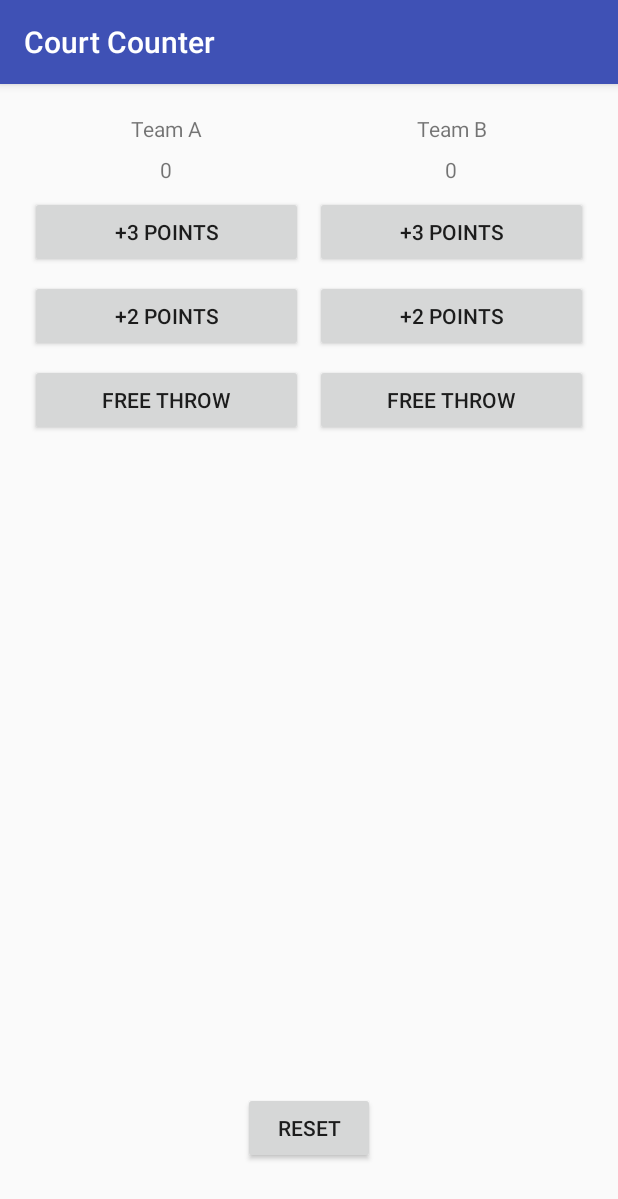
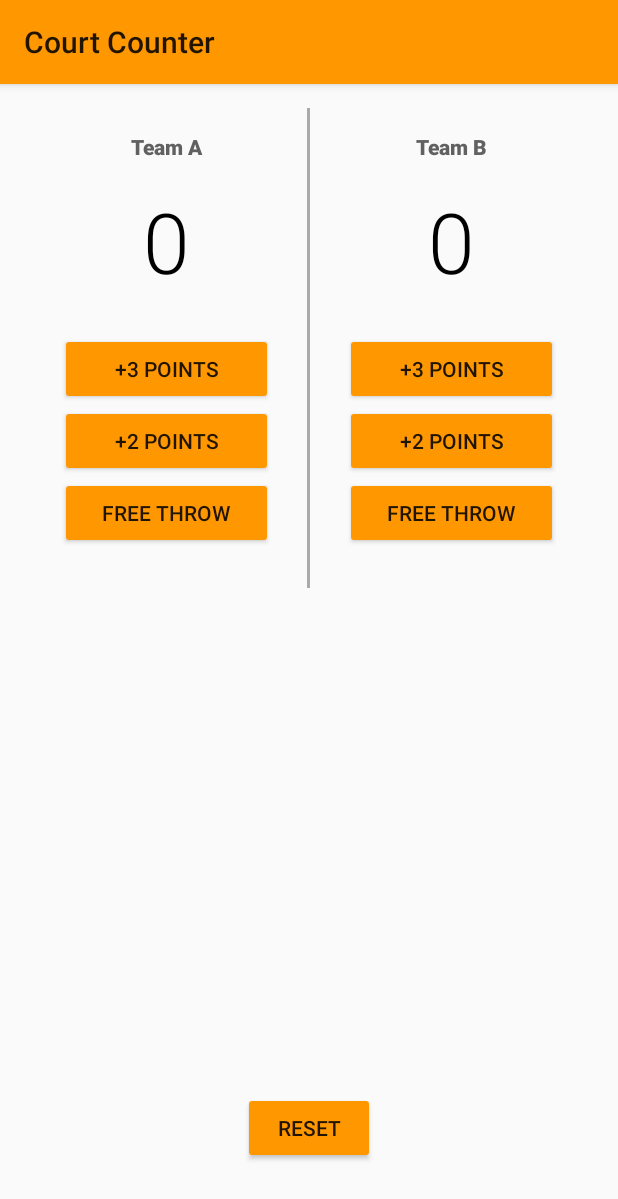
Before and after one commit to Sabrinaxbq/CourtCounter, an Android app: the screen it shows after launch (MainActivity), on a phone screen of 412 x 824 dp. Shown: the top 1199 px of the screen. Run offline under Robolectric (Android 15) with nearby library versions, the phone set to English and light mode, and no system bars.

Commit message:
almost completed

```diff
--- a/app/src/main/res/layout/activity_main.xml
+++ b/app/src/main/res/layout/activity_main.xml
@@ -6,6 +6,13 @@
     android:layout_alignParentTop="true"
     tools:context="com.example.android.courtcounter.MainActivity">
 
+    <View
+        android:id="@+id/SplitLine_hor1"
+        android:layout_marginTop="16dp"
+        android:layout_width="2dp"
+        android:layout_height= "320dp"
+        android:background="@android:color/darker_gray"
+        android:layout_centerHorizontal="true" />
 
     <LinearLayout
         android:layout_width="match_parent"
@@ -20,42 +27,50 @@
             android:layout_width="0dp"
             android:layout_height="wrap_content"
             android:layout_weight="1"
-            android:orientation="vertical">
-
-
+            android:orientation="vertical"
+            android:paddingLeft="24dp"
+            android:paddingRight="24dp">
             <TextView
                 android:layout_width="match_parent"
                 android:layout_height="wrap_content"
                 android:gravity="center_horizontal"
-                android:padding="4dp"
-                android:text="Team A" />
+                android:paddingTop="16dp"
+                android:paddingBottom="16dp"
+                android:text="Team A"
+                android:textSize="14sp"
+                android:textColor="#616161"
+                android:fontFamily="sans-serif-medium"
+                android:textStyle="bold"/>
 
             <TextView
                 android:id="@+id/team_a_score"
                 android:layout_width="match_parent"
                 android:layout_height="wrap_content"
                 android:gravity="center_horizontal"
-                android:padding="4dp"
-                android:text="0" />
+                android:paddingBottom="24dp"
+                android:text="0"
+                android:textSize="56sp"
+                android:textColor="#000000"
+                android:fontFamily="sans-serif-light"
+                android:textStyle="normal" />
 
             <Button
                 android:layout_width="match_parent"
                 android:layout_height="wrap_content"
-                android:layout_margin="4dp"
                 android:onClick="point3A"
                 android:text="+3 POINTS" />
 
             <Button
                 android:layout_width="match_parent"
                 android:layout_height="wrap_content"
-                android:layout_margin="4dp"
+                android:paddingTop="8dp"
+                android:paddingBottom="8dp"
                 android:onClick="point2A"
                 android:text="+2 POINTS" />
 
             <Button
                 android:layout_width="match_parent"
                 android:layout_height="wrap_content"
-                android:layout_margin="4dp"
                 android:onClick="point1A"
                 android:text="FREE THROW" />
         </LinearLayout>
@@ -64,41 +79,52 @@
             android:layout_width="0dp"
             android:layout_height="wrap_content"
             android:layout_weight="1"
-            android:orientation="vertical">
+            android:orientation="vertical"
+            android:paddingLeft="24dp"
+            android:paddingRight="24dp">
 
             <TextView
                 android:layout_width="match_parent"
                 android:layout_height="wrap_content"
                 android:gravity="center_horizontal"
-                android:padding="4dp"
-                android:text="Team B" />
+                android:text="Team B"
+                android:textSize="14sp"
+                android:textColor="#616161"
+                android:fontFamily="sans-serif-medium"
+                android:textStyle="bold"
+                android:paddingTop="16dp"
+                android:paddingBottom="16dp"/>
 
             <TextView
                 android:id="@+id/team_b_score"
                 android:layout_width="match_parent"
                 android:layout_height="wrap_content"
                 android:gravity="center_horizontal"
-                android:padding="4dp"
-                android:text="0" />
+                android:paddingBottom="24dp"
+                android:text="0"
+                android:textSize="56sp"
+                android:textColor="#000000"
+                android:fontFamily="sans-serif-light"
+                android:textStyle="normal"/>
 
             <Button
                 android:layout_width="match_parent"
                 android:layout_height="wrap_content"
-                android:layout_margin="4dp"
                 android:onClick="point3B"
                 android:text="+3 POINTS" />
 
             <Button
                 android:layout_width="match_parent"
                 android:layout_height="wrap_content"
-                android:layout_margin="4dp"
+                android:paddingTop="8dp"
+                android:paddingBottom="8dp"
                 android:onClick="point2B"
                 android:text="+2 POINTS" />
 
             <Button
                 android:layout_width="match_parent"
                 android:layout_height="wrap_content"
-                android:layout_margin="4dp"
+
                 android:onClick="point1B"
                 android:text="FREE THROW" />
         </LinearLayout>
@@ -114,4 +140,6 @@
         android:onClick="reset"
         android:text="RESET" />
 
+
+
 </RelativeLayout>
--- a/app/src/main/res/values/styles.xml
+++ b/app/src/main/res/values/styles.xml
@@ -1,11 +1,9 @@
 <resources>
-
     <!-- Base application theme. -->
-    <style name="AppTheme" parent="Theme.AppCompat.Light.DarkActionBar">
-        <!-- Customize your theme here. -->
-        <item name="colorPrimary">@color/colorPrimary</item>
-        <item name="colorPrimaryDark">@color/colorPrimaryDark</item>
-        <item name="colorAccent">@color/colorAccent</item>
+    <style name="AppTheme" parent="Theme.AppCompat.Light">
+        <!-- Primary theme color of the app (sets background color of app bar) -->
+        <item name="colorPrimary">#FF9800</item>
+        <!-- Background color of buttons in the app -->
+        <item name="colorButtonNormal">#FF9800</item>
     </style>
-
 </resources>
```
